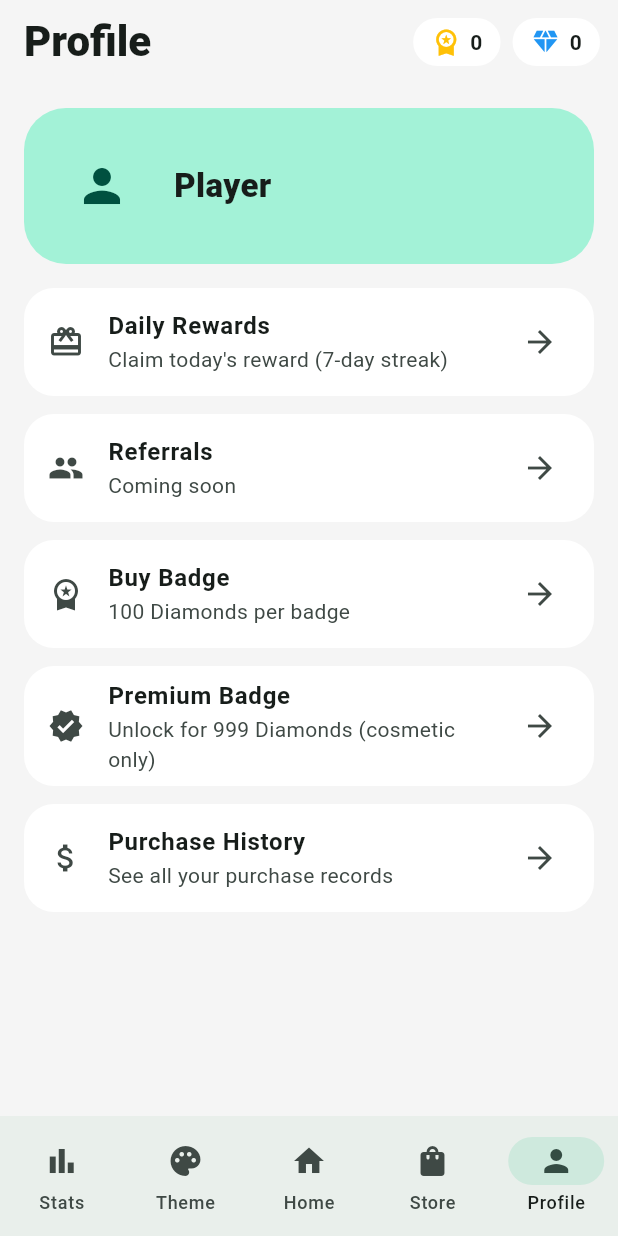
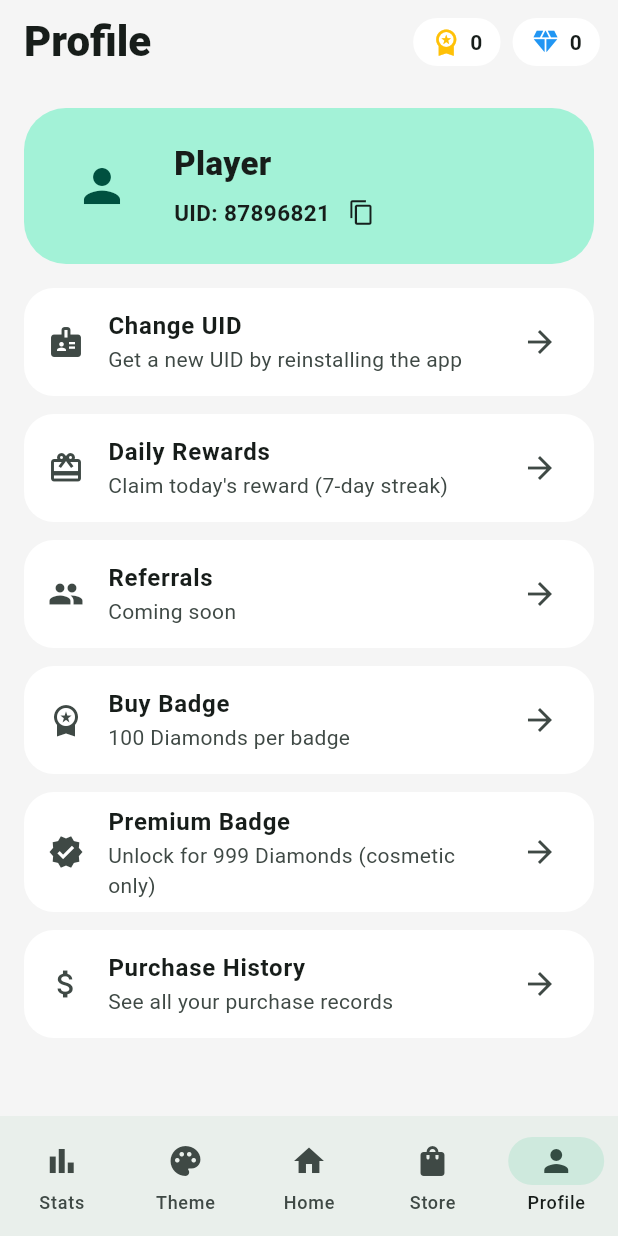
Before and after one commit to incomeweb3-tech/Teva, a Flutter app: the screen it shows after launch, item 5 of the bottom bar chosen, on a phone screen of 412 x 824 dp. Run offline on Flutter 3.47's test engine with Material 3 defaults, Android fonts, the phone set to English and light mode, and no system bars; our stand-ins replace in_app_purchase, shared_preferences.

Commit message:
Update profile_screen.dart

```diff
--- a/lib/screens/profile_screen.dart
+++ b/lib/screens/profile_screen.dart
@@ -1,4 +1,5 @@
 import 'package:flutter/material.dart';
+import 'package:flutter/services.dart';
 import '../services/wallet.dart';
 import '../services/theme_controller.dart';
 
@@ -26,12 +27,56 @@ class ProfileScreen extends StatelessWidget {
               child: Row(children: [
                 const CircleAvatar(radius: 32, child: Icon(Icons.person, size: 36)),
                 const SizedBox(width: 16),
-                Text(w.premiumBadge ? 'Player  \u2713 Premium' : 'Player',
-                    style: const TextStyle(
-                        fontSize: 22, fontWeight: FontWeight.w900)),
+                Expanded(
+                  child: Column(
+                    crossAxisAlignment: CrossAxisAlignment.start,
+                    children: [
+                      Text(w.premiumBadge ? 'Player  \u2713 Premium' : 'Player',
+                          style: const TextStyle(
+                              fontSize: 22, fontWeight: FontWeight.w900)),
+                      const SizedBox(height: 4),
+                      Row(children: [
+                        Text('UID: ${w.uid}',
+                            style: const TextStyle(
+                                fontSize: 15, fontWeight: FontWeight.w600)),
+                        const SizedBox(width: 8),
+                        InkWell(
+                          onTap: () {
+                            Clipboard.setData(ClipboardData(text: w.uid));
+                            _snack(context, 'UID copied');
+                          },
+                          child: const Padding(
+                            padding: EdgeInsets.all(4),
+                            child: Icon(Icons.copy, size: 18),
+                          ),
+                        ),
+                      ]),
+                    ],
+                  ),
+                ),
               ]),
             ),
             const SizedBox(height: 16),
+            _tile(context, Icons.badge, 'Change UID',
+                'Get a new UID by reinstalling the app', () {
+              showDialog(
+                context: context,
+                builder: (ctx) => AlertDialog(
+                  title: const Text('Change your UID'),
+                  content: const Text(
+                      'Your UID is created when the app is first opened on '
+                      'this phone. To get a new UID, uninstall the app and '
+                      'install it again from Google Play.\n\n'
+                      'Note: diamonds, planes and level progress on this '
+                      'phone will be reset too.'),
+                  actions: [
+                    TextButton(
+                        onPressed: () => Navigator.pop(ctx),
+                        child: const Text('OK')),
+                  ],
+                ),
+              );
+            }),
             _tile(context, Icons.card_giftcard, 'Daily Rewards',
                 w.canClaimDaily
                     ? 'Claim today\'s reward (7-day streak)'
```
